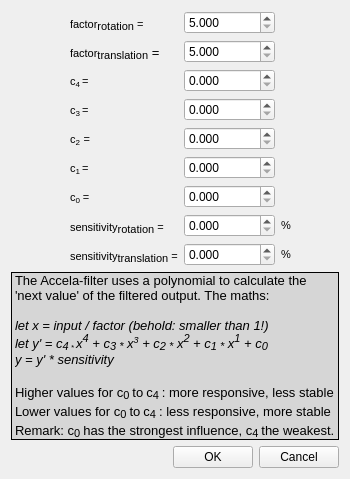
The window that FTNoIR_Filter_Accela/FTNoIR_FilterControls.ui (aavendan/facetracknoir) describes before a commit, drawn with Qt 5.
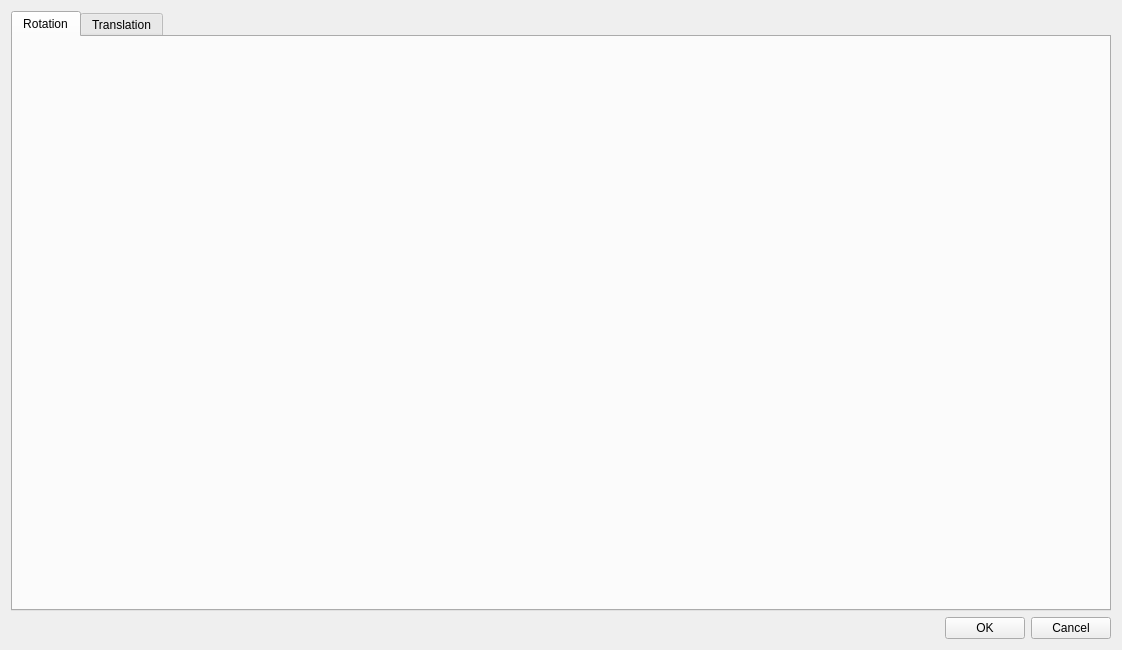
The same window after the commit. Icons and pictures are not drawn. Custom widgets are drawn as their Qt base class.

Patch:
```diff
--- a/FTNoIR_Filter_Accela/FTNoIR_FilterControls.ui
+++ b/FTNoIR_Filter_Accela/FTNoIR_FilterControls.ui
@@ -9,8 +9,8 @@
    <rect>
     <x>0</x>
     <y>0</y>
-    <width>350</width>
-    <height>473</height>
+    <width>1118</width>
+    <height>649</height>
    </rect>
   </property>
   <property name="windowTitle">
@@ -31,309 +31,112 @@
   </property>
   <layout class="QVBoxLayout" name="_vertical_layout">
    <item>
-    <layout class="QVBoxLayout" name="verticalLayout">
-     <item>
-      <layout class="QGridLayout" name="gridLayout">
-       <property name="sizeConstraint">
-        <enum>QLayout::SetNoConstraint</enum>
+    <widget class="QTabWidget" name="tabWidget">
+     <property name="enabled">
+      <bool>true</bool>
+     </property>
+     <property name="sizePolicy">
+      <sizepolicy hsizetype="Fixed" vsizetype="Preferred">
+       <horstretch>0</horstretch>
+       <verstretch>0</verstretch>
+      </sizepolicy>
+     </property>
+     <property name="minimumSize">
+      <size>
+       <width>1100</width>
+       <height>600</height>
+      </size>
+     </property>
+     <property name="maximumSize">
+      <size>
+       <width>65535</width>
+       <height>65535</height>
+      </size>
+     </property>
+     <property name="currentIndex">
+      <number>0</number>
+     </property>
+     <widget class="QWidget" name="tab">
+      <attribute name="title">
+       <string>Rotation</string>
+      </attribute>
+      <widget class="QFunctionConfigurator" name="translationScalingConfig">
+       <property name="geometry">
+        <rect>
+         <x>420</x>
+         <y>30</y>
+         <width>215</width>
+         <height>220</height>
+        </rect>
        </property>
-       <item row="2" column="1">
-        <widget class="QLabel" name="label_2">
-         <property name="text">
-          <string>&lt;!DOCTYPE HTML PUBLIC &quot;-//W3C//DTD HTML 4.0//EN&quot; &quot;http://www.w3.org/TR/REC-html40/strict.dtd&quot;&gt;
-&lt;html&gt;&lt;head&gt;&lt;meta name=&quot;qrichtext&quot; content=&quot;1&quot; /&gt;&lt;style type=&quot;text/css&quot;&gt;
-p, li { white-space: pre-wrap; }
-&lt;/style&gt;&lt;/head&gt;&lt;body style=&quot; font-family:'MS Shell Dlg 2'; font-size:8.25pt; font-weight:400; font-style:normal;&quot;&gt;
-&lt;p style=&quot; margin-top:0px; margin-bottom:0px; margin-left:0px; margin-right:0px; -qt-block-indent:0; text-indent:0px;&quot;&gt;&lt;span style=&quot; font-size:8pt;&quot;&gt;c&lt;/span&gt;&lt;span style=&quot; font-size:10pt; vertical-align:sub;&quot;&gt;4 &lt;/span&gt;&lt;span style=&quot; font-size:8pt;&quot;&gt;=&lt;/span&gt;&lt;/p&gt;&lt;/body&gt;&lt;/html&gt;</string>
-         </property>
-        </widget>
-       </item>
-       <item row="2" column="2">
-        <widget class="QDoubleSpinBox" name="c_4">
-         <property name="decimals">
-          <number>3</number>
-         </property>
-         <property name="maximum">
-          <double>1000000.000000000000000</double>
-         </property>
-         <property name="singleStep">
-          <double>0.100000000000000</double>
-         </property>
-        </widget>
-       </item>
-       <item row="0" column="1">
-        <widget class="QLabel" name="label_3">
-         <property name="text">
-          <string>&lt;!DOCTYPE HTML PUBLIC &quot;-//W3C//DTD HTML 4.0//EN&quot; &quot;http://www.w3.org/TR/REC-html40/strict.dtd&quot;&gt;
-&lt;html&gt;&lt;head&gt;&lt;meta name=&quot;qrichtext&quot; content=&quot;1&quot; /&gt;&lt;style type=&quot;text/css&quot;&gt;
-p, li { white-space: pre-wrap; }
-&lt;/style&gt;&lt;/head&gt;&lt;body style=&quot; font-family:'MS Shell Dlg 2'; font-size:8.25pt; font-weight:400; font-style:normal;&quot;&gt;
-&lt;p style=&quot; margin-top:0px; margin-bottom:0px; margin-left:0px; margin-right:0px; -qt-block-indent:0; text-indent:0px;&quot;&gt;&lt;span style=&quot; font-size:8pt;&quot;&gt;factor&lt;/span&gt;&lt;span style=&quot; font-size:12pt; vertical-align:sub;&quot;&gt;rotation&lt;/span&gt;&lt;span style=&quot; font-size:8pt;&quot;&gt; =&lt;/span&gt;&lt;/p&gt;&lt;/body&gt;&lt;/html&gt;</string>
-         </property>
-        </widget>
-       </item>
-       <item row="0" column="2">
-        <widget class="QDoubleSpinBox" name="factor">
-         <property name="decimals">
-          <number>3</number>
-         </property>
-         <property name="minimum">
-          <double>5.000000000000000</double>
-         </property>
-         <property name="maximum">
-          <double>1000000.000000000000000</double>
-         </property>
-         <property name="singleStep">
-          <double>0.500000000000000</double>
-         </property>
-        </widget>
-       </item>
-       <item row="3" column="1">
-        <widget class="QLabel" name="label_4">
-         <property name="text">
-          <string>&lt;!DOCTYPE HTML PUBLIC &quot;-//W3C//DTD HTML 4.0//EN&quot; &quot;http://www.w3.org/TR/REC-html40/strict.dtd&quot;&gt;
-&lt;html&gt;&lt;head&gt;&lt;meta name=&quot;qrichtext&quot; content=&quot;1&quot; /&gt;&lt;style type=&quot;text/css&quot;&gt;
-p, li { white-space: pre-wrap; }
-&lt;/style&gt;&lt;/head&gt;&lt;body style=&quot; font-family:'MS Shell Dlg 2'; font-size:8.25pt; font-weight:400; font-style:normal;&quot;&gt;
-&lt;p style=&quot; margin-top:0px; margin-bottom:0px; margin-left:0px; margin-right:0px; -qt-block-indent:0; text-indent:0px;&quot;&gt;&lt;span style=&quot; font-size:8pt;&quot;&gt;c&lt;/span&gt;&lt;span style=&quot; font-size:10pt; vertical-align:sub;&quot;&gt;3 &lt;/span&gt;&lt;span style=&quot; font-size:8pt;&quot;&gt;=&lt;/span&gt;&lt;/p&gt;&lt;/body&gt;&lt;/html&gt;</string>
-         </property>
-        </widget>
-       </item>
-       <item row="3" column="2">
-        <widget class="QDoubleSpinBox" name="c_3">
-         <property name="decimals">
-          <number>3</number>
-         </property>
-         <property name="maximum">
-          <double>1000000.000000000000000</double>
-         </property>
-         <property name="singleStep">
-          <double>0.100000000000000</double>
-         </property>
-        </widget>
-       </item>
-       <item row="4" column="1">
-        <widget class="QLabel" name="label_5">
-         <property name="text">
-          <string>&lt;!DOCTYPE HTML PUBLIC &quot;-//W3C//DTD HTML 4.0//EN&quot; &quot;http://www.w3.org/TR/REC-html40/strict.dtd&quot;&gt;
-&lt;html&gt;&lt;head&gt;&lt;meta name=&quot;qrichtext&quot; content=&quot;1&quot; /&gt;&lt;style type=&quot;text/css&quot;&gt;
-p, li { white-space: pre-wrap; }
-&lt;/style&gt;&lt;/head&gt;&lt;body style=&quot; font-family:'MS Shell Dlg 2'; font-size:8.25pt; font-weight:400; font-style:normal;&quot;&gt;
-&lt;p style=&quot; margin-top:0px; margin-bottom:0px; margin-left:0px; margin-right:0px; -qt-block-indent:0; text-indent:0px;&quot;&gt;&lt;span style=&quot; font-size:8pt;&quot;&gt;c&lt;/span&gt;&lt;span style=&quot; font-size:10pt; vertical-align:sub;&quot;&gt;2&lt;/span&gt;&lt;span style=&quot; font-size:10pt;&quot;&gt; &lt;/span&gt;&lt;span style=&quot; font-size:8pt;&quot;&gt;=&lt;/span&gt;&lt;/p&gt;&lt;/body&gt;&lt;/html&gt;</string>
-         </property>
-        </widget>
-       </item>
-       <item row="4" column="2">
-        <widget class="QDoubleSpinBox" name="c_2">
-         <property name="decimals">
-          <number>3</number>
-         </property>
-         <property name="maximum">
-          <double>1000000.000000000000000</double>
-         </property>
-         <property name="singleStep">
-          <double>0.075000000000000</double>
-         </property>
-        </widget>
-       </item>
-       <item row="5" column="1">
-        <widget class="QLabel" name="label_6">
-         <property name="text">
-          <string>&lt;!DOCTYPE HTML PUBLIC &quot;-//W3C//DTD HTML 4.0//EN&quot; &quot;http://www.w3.org/TR/REC-html40/strict.dtd&quot;&gt;
-&lt;html&gt;&lt;head&gt;&lt;meta name=&quot;qrichtext&quot; content=&quot;1&quot; /&gt;&lt;style type=&quot;text/css&quot;&gt;
-p, li { white-space: pre-wrap; }
-&lt;/style&gt;&lt;/head&gt;&lt;body style=&quot; font-family:'MS Shell Dlg 2'; font-size:8.25pt; font-weight:400; font-style:normal;&quot;&gt;
-&lt;p style=&quot; margin-top:0px; margin-bottom:0px; margin-left:0px; margin-right:0px; -qt-block-indent:0; text-indent:0px;&quot;&gt;&lt;span style=&quot; font-size:8pt;&quot;&gt;c&lt;/span&gt;&lt;span style=&quot; font-size:10pt; vertical-align:sub;&quot;&gt;1 &lt;/span&gt;&lt;span style=&quot; font-size:8pt;&quot;&gt;=&lt;/span&gt;&lt;/p&gt;&lt;/body&gt;&lt;/html&gt;</string>
-         </property>
-        </widget>
-       </item>
-       <item row="7" column="1">
-        <widget class="QLabel" name="label_7">
-         <property name="text">
-          <string>&lt;!DOCTYPE HTML PUBLIC &quot;-//W3C//DTD HTML 4.0//EN&quot; &quot;http://www.w3.org/TR/REC-html40/strict.dtd&quot;&gt;
-&lt;html&gt;&lt;head&gt;&lt;meta name=&quot;qrichtext&quot; content=&quot;1&quot; /&gt;&lt;style type=&quot;text/css&quot;&gt;
-p, li { white-space: pre-wrap; }
-&lt;/style&gt;&lt;/head&gt;&lt;body style=&quot; font-family:'MS Shell Dlg 2'; font-size:8.25pt; font-weight:400; font-style:normal;&quot;&gt;
-&lt;p style=&quot; margin-top:0px; margin-bottom:0px; margin-left:0px; margin-right:0px; -qt-block-indent:0; text-indent:0px;&quot;&gt;&lt;span style=&quot; font-size:8pt;&quot;&gt;sensitivity&lt;/span&gt;&lt;span style=&quot; font-size:12pt; vertical-align:sub;&quot;&gt;rotation&lt;/span&gt;&lt;span style=&quot; font-size:8pt;&quot;&gt; = &lt;/span&gt;&lt;/p&gt;&lt;/body&gt;&lt;/html&gt;</string>
-         </property>
-        </widget>
-       </item>
-       <item row="5" column="2">
-        <widget class="QDoubleSpinBox" name="c_1">
-         <property name="decimals">
-          <number>3</number>
-         </property>
-         <property name="maximum">
-          <double>1000000.000000000000000</double>
-         </property>
-         <property name="singleStep">
-          <double>0.050000000000000</double>
-         </property>
-        </widget>
-       </item>
-       <item row="7" column="2">
-        <widget class="QDoubleSpinBox" name="sensitivity">
-         <property name="decimals">
-          <number>3</number>
-         </property>
-         <property name="maximum">
-          <double>1000000.000000000000000</double>
-         </property>
-        </widget>
-       </item>
-       <item row="6" column="1">
-        <widget class="QLabel" name="label_8">
-         <property name="text">
-          <string>&lt;!DOCTYPE HTML PUBLIC &quot;-//W3C//DTD HTML 4.0//EN&quot; &quot;http://www.w3.org/TR/REC-html40/strict.dtd&quot;&gt;
-&lt;html&gt;&lt;head&gt;&lt;meta name=&quot;qrichtext&quot; content=&quot;1&quot; /&gt;&lt;style type=&quot;text/css&quot;&gt;
-p, li { white-space: pre-wrap; }
-&lt;/style&gt;&lt;/head&gt;&lt;body style=&quot; font-family:'MS Shell Dlg 2'; font-size:8.25pt; font-weight:400; font-style:normal;&quot;&gt;
-&lt;p style=&quot; margin-top:0px; margin-bottom:0px; margin-left:0px; margin-right:0px; -qt-block-indent:0; text-indent:0px;&quot;&gt;&lt;span style=&quot; font-size:8pt;&quot;&gt;c&lt;/span&gt;&lt;span style=&quot; font-size:10pt; vertical-align:sub;&quot;&gt;0&lt;/span&gt;&lt;span style=&quot; font-size:8pt;&quot;&gt; =&lt;/span&gt;&lt;/p&gt;&lt;/body&gt;&lt;/html&gt;</string>
-         </property>
-        </widget>
-       </item>
-       <item row="6" column="2">
-        <widget class="QDoubleSpinBox" name="c_0">
-         <property name="decimals">
-          <number>3</number>
-         </property>
-         <property name="maximum">
-          <double>1000000.000000000000000</double>
-         </property>
-         <property name="singleStep">
-          <double>0.005000000000000</double>
-         </property>
-        </widget>
-       </item>
-       <item row="1" column="1">
-        <widget class="QLabel" name="label_9">
-         <property name="text">
-          <string>&lt;!DOCTYPE HTML PUBLIC &quot;-//W3C//DTD HTML 4.0//EN&quot; &quot;http://www.w3.org/TR/REC-html40/strict.dtd&quot;&gt;
-&lt;html&gt;&lt;head&gt;&lt;meta name=&quot;qrichtext&quot; content=&quot;1&quot; /&gt;&lt;style type=&quot;text/css&quot;&gt;
-p, li { white-space: pre-wrap; }
-&lt;/style&gt;&lt;/head&gt;&lt;body style=&quot; font-family:'MS Shell Dlg 2'; font-size:8.25pt; font-weight:400; font-style:normal;&quot;&gt;
-&lt;p style=&quot; margin-top:0px; margin-bottom:0px; margin-left:0px; margin-right:0px; -qt-block-indent:0; text-indent:0px;&quot;&gt;&lt;span style=&quot; font-size:8pt;&quot;&gt;factor&lt;/span&gt;&lt;span style=&quot; font-size:12pt; vertical-align:sub;&quot;&gt;translation&lt;/span&gt;&lt;span style=&quot; font-size:10pt;&quot;&gt; =&lt;/span&gt;&lt;/p&gt;&lt;/body&gt;&lt;/html&gt;</string>
-         </property>
-        </widget>
-       </item>
-       <item row="1" column="2">
-        <widget class="QDoubleSpinBox" name="factor_translation">
-         <property name="decimals">
-          <number>3</number>
-         </property>
-         <property name="minimum">
-          <double>5.000000000000000</double>
-         </property>
-         <property name="maximum">
-          <double>1000000.000000000000000</double>
-         </property>
-         <property name="singleStep">
-          <double>0.500000000000000</double>
-         </property>
-        </widget>
-       </item>
-       <item row="8" column="1">
-        <widget class="QLabel" name="label_10">
-         <property name="text">
-          <string>&lt;!DOCTYPE HTML PUBLIC &quot;-//W3C//DTD HTML 4.0//EN&quot; &quot;http://www.w3.org/TR/REC-html40/strict.dtd&quot;&gt;
-&lt;html&gt;&lt;head&gt;&lt;meta name=&quot;qrichtext&quot; content=&quot;1&quot; /&gt;&lt;style type=&quot;text/css&quot;&gt;
-p, li { white-space: pre-wrap; }
-&lt;/style&gt;&lt;/head&gt;&lt;body style=&quot; font-family:'MS Shell Dlg 2'; font-size:8.25pt; font-weight:400; font-style:normal;&quot;&gt;
-&lt;p style=&quot; margin-top:0px; margin-bottom:0px; margin-left:0px; margin-right:0px; -qt-block-indent:0; text-indent:0px;&quot;&gt;&lt;span style=&quot; font-size:8pt;&quot;&gt;sensitivity&lt;/span&gt;&lt;span style=&quot; font-size:12pt; vertical-align:sub;&quot;&gt;translation&lt;/span&gt;&lt;span style=&quot; font-size:8pt;&quot;&gt; =&lt;/span&gt;&lt;/p&gt;&lt;/body&gt;&lt;/html&gt;</string>
-         </property>
-        </widget>
-       </item>
-       <item row="8" column="2">
-        <widget class="QDoubleSpinBox" name="sensitivity_translation">
-         <property name="decimals">
-          <number>3</number>
-         </property>
-         <property name="maximum">
-          <double>1000000.000000000000000</double>
-         </property>
-        </widget>
-       </item>
-       <item row="7" column="3">
-        <widget class="QLabel" name="label_11">
-         <property name="text">
-          <string>&lt;!DOCTYPE HTML PUBLIC &quot;-//W3C//DTD HTML 4.0//EN&quot; &quot;http://www.w3.org/TR/REC-html40/strict.dtd&quot;&gt;
-&lt;html&gt;&lt;head&gt;&lt;meta name=&quot;qrichtext&quot; content=&quot;1&quot; /&gt;&lt;style type=&quot;text/css&quot;&gt;
-p, li { white-space: pre-wrap; }
-&lt;/style&gt;&lt;/head&gt;&lt;body style=&quot; font-family:'MS Shell Dlg 2'; font-size:8.25pt; font-weight:400; font-style:normal;&quot;&gt;
-&lt;p style=&quot; margin-top:0px; margin-bottom:0px; margin-left:0px; margin-right:0px; -qt-block-indent:0; text-indent:0px;&quot;&gt;&lt;span style=&quot; font-size:8pt;&quot;&gt;%&lt;/span&gt;&lt;/p&gt;&lt;/body&gt;&lt;/html&gt;</string>
-         </property>
-        </widget>
-       </item>
-       <item row="8" column="3">
-        <widget class="QLabel" name="label_12">
-         <property name="text">
-          <string>&lt;!DOCTYPE HTML PUBLIC &quot;-//W3C//DTD HTML 4.0//EN&quot; &quot;http://www.w3.org/TR/REC-html40/strict.dtd&quot;&gt;
-&lt;html&gt;&lt;head&gt;&lt;meta name=&quot;qrichtext&quot; content=&quot;1&quot; /&gt;&lt;style type=&quot;text/css&quot;&gt;
-p, li { white-space: pre-wrap; }
-&lt;/style&gt;&lt;/head&gt;&lt;body style=&quot; font-family:'MS Shell Dlg 2'; font-size:8.25pt; font-weight:400; font-style:normal;&quot;&gt;
-&lt;p style=&quot; margin-top:0px; margin-bottom:0px; margin-left:0px; margin-right:0px; -qt-block-indent:0; text-indent:0px;&quot;&gt;&lt;span style=&quot; font-size:8pt;&quot;&gt;%&lt;/span&gt;&lt;/p&gt;&lt;/body&gt;&lt;/html&gt;</string>
-         </property>
-        </widget>
-       </item>
-       <item row="0" column="0">
-        <spacer name="horizontalSpacer_4">
-         <property name="orientation">
-          <enum>Qt::Horizontal</enum>
-         </property>
-         <property name="sizeHint" stdset="0">
-          <size>
-           <width>40</width>
-           <height>20</height>
-          </size>
-         </property>
-        </spacer>
-       </item>
-       <item row="0" column="3">
-        <spacer name="horizontalSpacer_5">
-         <property name="orientation">
-          <enum>Qt::Horizontal</enum>
-         </property>
-         <property name="sizeHint" stdset="0">
-          <size>
-           <width>40</width>
-           <height>20</height>
-          </size>
-         </property>
-        </spacer>
-       </item>
-      </layout>
-     </item>
-     <item>
-      <widget class="QLabel" name="label">
-       <property name="styleSheet">
-        <string notr="true">background-color: rgb(214, 214, 214);
-border-color: rgb(0, 0, 0);</string>
+       <property name="maxInputEGU" stdset="0">
+        <number>4</number>
        </property>
-       <property name="frameShape">
-        <enum>QFrame::Box</enum>
+       <property name="maxOutputEGU" stdset="0">
+        <number>8</number>
        </property>
-       <property name="text">
-        <string>&lt;!DOCTYPE HTML PUBLIC &quot;-//W3C//DTD HTML 4.0//EN&quot; &quot;http://www.w3.org/TR/REC-html40/strict.dtd&quot;&gt;
-&lt;html&gt;&lt;head&gt;&lt;meta name=&quot;qrichtext&quot; content=&quot;1&quot; /&gt;&lt;style type=&quot;text/css&quot;&gt;
-p, li { white-space: pre-wrap; }
-&lt;/style&gt;&lt;/head&gt;&lt;body style=&quot; font-family:'MS Shell Dlg 2'; font-size:8.25pt; font-weight:400; font-style:normal;&quot;&gt;
-&lt;p style=&quot; margin-top:0px; margin-bottom:0px; margin-left:0px; margin-right:0px; -qt-block-indent:0; text-indent:0px;&quot;&gt;&lt;span style=&quot; font-size:10pt;&quot;&gt;The Accela-filter uses a polynomial to calculate the&lt;/span&gt;&lt;/p&gt;
-&lt;p style=&quot; margin-top:0px; margin-bottom:0px; margin-left:0px; margin-right:0px; -qt-block-indent:0; text-indent:0px;&quot;&gt;&lt;span style=&quot; font-size:10pt;&quot;&gt;'next value' of the filtered output. The maths:&lt;/span&gt;&lt;/p&gt;
-&lt;p style=&quot;-qt-paragraph-type:empty; margin-top:0px; margin-bottom:0px; margin-left:0px; margin-right:0px; -qt-block-indent:0; text-indent:0px; font-size:10pt;&quot;&gt;&lt;/p&gt;
-&lt;p style=&quot; margin-top:0px; margin-bottom:0px; margin-left:0px; margin-right:0px; -qt-block-indent:0; text-indent:0px;&quot;&gt;&lt;span style=&quot; font-size:10pt; font-style:italic;&quot;&gt;let x = input / factor (behold: smaller than 1!)&lt;/span&gt;&lt;/p&gt;
-&lt;p style=&quot; margin-top:0px; margin-bottom:0px; margin-left:0px; margin-right:0px; -qt-block-indent:0; text-indent:0px;&quot;&gt;&lt;span style=&quot; font-size:10pt; font-style:italic;&quot;&gt;let y' = c&lt;/span&gt;&lt;span style=&quot; font-size:12pt; font-style:italic; vertical-align:sub;&quot;&gt;4&lt;/span&gt;&lt;span style=&quot; font-size:10pt; font-style:italic; vertical-align:sub;&quot;&gt; * &lt;/span&gt;&lt;span style=&quot; font-size:10pt; font-style:italic;&quot;&gt;x&lt;/span&gt;&lt;span style=&quot; font-size:12pt; font-style:italic; vertical-align:super;&quot;&gt;4&lt;/span&gt;&lt;span style=&quot; font-size:10pt; font-style:italic;&quot;&gt; + c&lt;/span&gt;&lt;span style=&quot; font-size:12pt; font-style:italic; vertical-align:sub;&quot;&gt;3 *&lt;/span&gt;&lt;span style=&quot; font-size:10pt; font-style:italic;&quot;&gt; x&lt;/span&gt;&lt;span style=&quot; font-size:11pt; font-style:italic; vertical-align:super;&quot;&gt;3&lt;/span&gt;&lt;span style=&quot; font-size:10pt; font-style:italic;&quot;&gt; + c&lt;/span&gt;&lt;span style=&quot; font-size:12pt; font-style:italic; vertical-align:sub;&quot;&gt;2 *&lt;/span&gt;&lt;span style=&quot; font-size:10pt; font-style:italic;&quot;&gt; x&lt;/span&gt;&lt;span style=&quot; font-size:12pt; font-style:italic; vertical-align:super;&quot;&gt;2&lt;/span&gt;&lt;span style=&quot; font-size:10pt; font-style:italic;&quot;&gt; + c&lt;/span&gt;&lt;span style=&quot; font-size:12pt; font-style:italic; vertical-align:sub;&quot;&gt;1 *&lt;/span&gt;&lt;span style=&quot; font-size:10pt; font-style:italic;&quot;&gt; x&lt;/span&gt;&lt;span style=&quot; font-size:12pt; font-style:italic; vertical-align:super;&quot;&gt;1&lt;/span&gt;&lt;span style=&quot; font-size:10pt; font-style:italic;&quot;&gt; + c&lt;/span&gt;&lt;span style=&quot; font-size:12pt; font-style:italic; vertical-align:sub;&quot;&gt;0 &lt;/span&gt;&lt;/p&gt;
-&lt;p style=&quot; margin-top:0px; margin-bottom:0px; margin-left:0px; margin-right:0px; -qt-block-indent:0; text-indent:0px;&quot;&gt;&lt;span style=&quot; font-size:10pt; font-style:italic;&quot;&gt;y = y' * sensitivity&lt;/span&gt;&lt;/p&gt;
-&lt;p style=&quot;-qt-paragraph-type:empty; margin-top:0px; margin-bottom:0px; margin-left:0px; margin-right:0px; -qt-block-indent:0; text-indent:0px; font-size:10pt; font-style:italic;&quot;&gt;&lt;/p&gt;
-&lt;p style=&quot; margin-top:0px; margin-bottom:0px; margin-left:0px; margin-right:0px; -qt-block-indent:0; text-indent:0px;&quot;&gt;&lt;span style=&quot; font-size:10pt;&quot;&gt;Higher values for c&lt;/span&gt;&lt;span style=&quot; font-size:12pt; vertical-align:sub;&quot;&gt;0 &lt;/span&gt;&lt;span style=&quot; font-size:10pt;&quot;&gt;to&lt;/span&gt;&lt;span style=&quot; font-size:12pt; vertical-align:sub;&quot;&gt; &lt;/span&gt;&lt;span style=&quot; font-size:10pt;&quot;&gt;c&lt;/span&gt;&lt;span style=&quot; font-size:12pt; vertical-align:sub;&quot;&gt;4 &lt;/span&gt;&lt;span style=&quot; font-size:10pt;&quot;&gt;: more responsive, less stable&lt;/span&gt;&lt;/p&gt;
-&lt;p style=&quot; margin-top:0px; margin-bottom:0px; margin-left:0px; margin-right:0px; -qt-block-indent:0; text-indent:0px;&quot;&gt;&lt;span style=&quot; font-size:10pt;&quot;&gt;Lower values for c&lt;/span&gt;&lt;span style=&quot; font-size:12pt; vertical-align:sub;&quot;&gt;0 &lt;/span&gt;&lt;span style=&quot; font-size:10pt;&quot;&gt;to&lt;/span&gt;&lt;span style=&quot; font-size:12pt; vertical-align:sub;&quot;&gt; &lt;/span&gt;&lt;span style=&quot; font-size:10pt;&quot;&gt;c&lt;/span&gt;&lt;span style=&quot; font-size:12pt; vertical-align:sub;&quot;&gt;4 &lt;/span&gt;&lt;span style=&quot; font-size:10pt;&quot;&gt;: less responsive, more stable&lt;/span&gt;&lt;/p&gt;
-&lt;p style=&quot; margin-top:0px; margin-bottom:0px; margin-left:0px; margin-right:0px; -qt-block-indent:0; text-indent:0px;&quot;&gt;&lt;span style=&quot; font-size:10pt;&quot;&gt;Remark: c&lt;/span&gt;&lt;span style=&quot; font-size:12pt; vertical-align:sub;&quot;&gt;0 &lt;/span&gt;&lt;span style=&quot; font-size:10pt;&quot;&gt;has the strongest influence, c&lt;/span&gt;&lt;span style=&quot; font-size:12pt; vertical-align:sub;&quot;&gt;4 &lt;/span&gt;&lt;span style=&quot; font-size:10pt;&quot;&gt;the weakest.&lt;/span&gt;&lt;/p&gt;&lt;/body&gt;&lt;/html&gt;</string>
+       <property name="pixPerEGU_Input" stdset="0">
+        <number>40</number>
        </property>
-       <property name="margin">
-        <number>5</number>
+       <property name="pixPerEGU_Output" stdset="0">
+        <number>20</number>
        </property>
       </widget>
-     </item>
-    </layout>
+      <widget class="QFunctionConfigurator" name="scalingConfig">
+       <property name="geometry">
+        <rect>
+         <x>80</x>
+         <y>30</y>
+         <width>215</width>
+         <height>220</height>
+        </rect>
+       </property>
+       <property name="maxInputEGU" stdset="0">
+        <number>4</number>
+       </property>
+       <property name="maxOutputEGU" stdset="0">
+        <number>8</number>
+       </property>
+       <property name="pixPerEGU_Input" stdset="0">
+        <number>40</number>
+       </property>
+       <property name="pixPerEGU_Output" stdset="0">
+        <number>20</number>
+       </property>
+       <property name="gridDistEGU_Input" stdset="0">
+        <number>1</number>
+       </property>
+       <property name="gridDistEGU_Output" stdset="0">
+        <number>1</number>
+       </property>
+       <property name="colorBezier">
+        <color>
+         <red>255</red>
+         <green>170</green>
+         <blue>0</blue>
+        </color>
+       </property>
+       <property name="colorBackground">
+        <color>
+         <red>192</red>
+         <green>192</green>
+         <blue>192</blue>
+        </color>
+       </property>
+       <property name="stringInputEGU" stdset="0">
+        <string>Input Yaw (degr.)</string>
+       </property>
+       <property name="stringOutputEGU" stdset="0">
+        <string>Output Yaw (degr.)</string>
+       </property>
+      </widget>
+     </widget>
+     <widget class="QWidget" name="tab_2">
+      <attribute name="title">
+       <string>Translation</string>
+      </attribute>
+     </widget>
+    </widget>
    </item>
    <item>
     <layout class="QHBoxLayout" name="horizontalLayout">
@@ -351,86 +154,30 @@
       </spacer>
      </item>
      <item>
-      <spacer name="horizontalSpacer">
-       <property name="orientation">
-        <enum>Qt::Horizontal</enum>
+      <widget class="QPushButton" name="btnOK">
+       <property name="text">
+        <string>OK</string>
        </property>
-       <property name="sizeType">
-        <enum>QSizePolicy::Fixed</enum>
-       </property>
-       <property name="sizeHint" stdset="0">
-        <size>
-         <width>10</width>
-         <height>20</height>
-        </size>
-       </property>
-      </spacer>
+      </widget>
      </item>
      <item>
-      <layout class="QHBoxLayout" name="horizontalLayout_2">
-       <property name="sizeConstraint">
-        <enum>QLayout::SetDefaultConstraint</enum>
+      <widget class="QPushButton" name="btnCancel">
+       <property name="text">
+        <string>Cancel</string>
        </property>
-       <item>
-        <widget class="QPushButton" name="btnOK">
-         <property name="sizePolicy">
-          <sizepolicy hsizetype="Preferred" vsizetype="Fixed">
-           <horstretch>0</horstretch>
-           <verstretch>0</verstretch>
-          </sizepolicy>
-         </property>
-         <property name="minimumSize">
-          <size>
-           <width>52</width>
-           <height>0</height>
-          </size>
-         </property>
-         <property name="maximumSize">
-          <size>
-           <width>100</width>
-           <height>16777215</height>
-          </size>
-         </property>
-         <property name="text">
-          <string>OK</string>
-         </property>
-        </widget>
-       </item>
-       <item>
-        <widget class="QPushButton" name="btnCancel">
-         <property name="sizePolicy">
-          <sizepolicy hsizetype="Preferred" vsizetype="Fixed">
-           <horstretch>0</horstretch>
-           <verstretch>0</verstretch>
-          </sizepolicy>
-         </property>
-         <property name="minimumSize">
-          <size>
-           <width>52</width>
-           <height>0</height>
-          </size>
-         </property>
-         <property name="maximumSize">
-          <size>
-           <width>100</width>
-           <height>16777215</height>
-          </size>
-         </property>
-         <property name="text">
-          <string>Cancel</string>
-         </property>
-        </widget>
-       </item>
-      </layout>
+      </widget>
      </item>
     </layout>
    </item>
   </layout>
  </widget>
- <tabstops>
-  <tabstop>btnOK</tabstop>
-  <tabstop>btnCancel</tabstop>
- </tabstops>
+ <customwidgets>
+  <customwidget>
+   <class>QFunctionConfigurator</class>
+   <extends>QWidget</extends>
+   <header>qfunctionconfigurator.h</header>
+  </customwidget>
+ </customwidgets>
  <resources/>
  <connections/>
  <slots>
```
Left out of the diff: 28 changed lines with no effect on the pictures.
